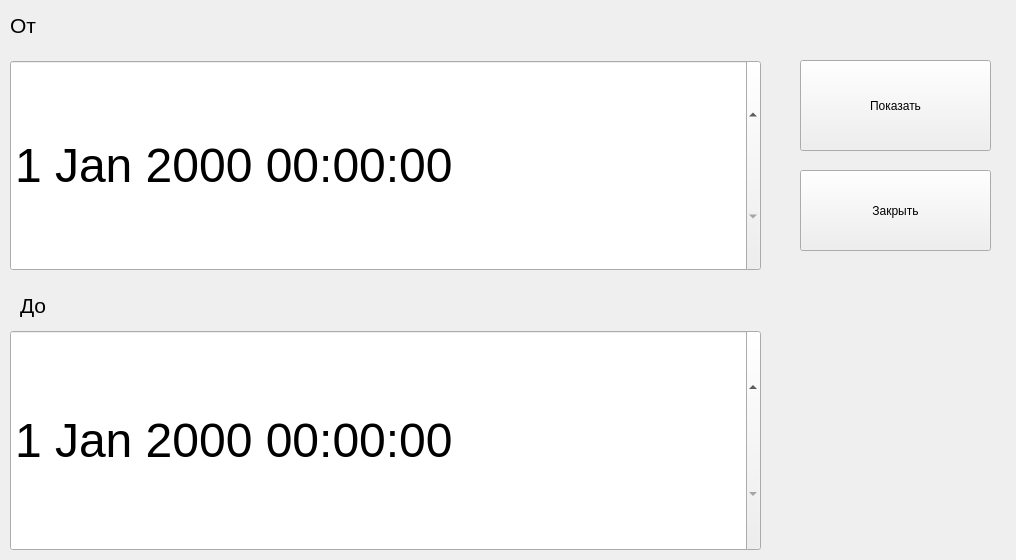
Before: the Qt Designer form sqlfilter.ui in SergeyPesterevD-TEST/Abest2, drawn with Qt 5.
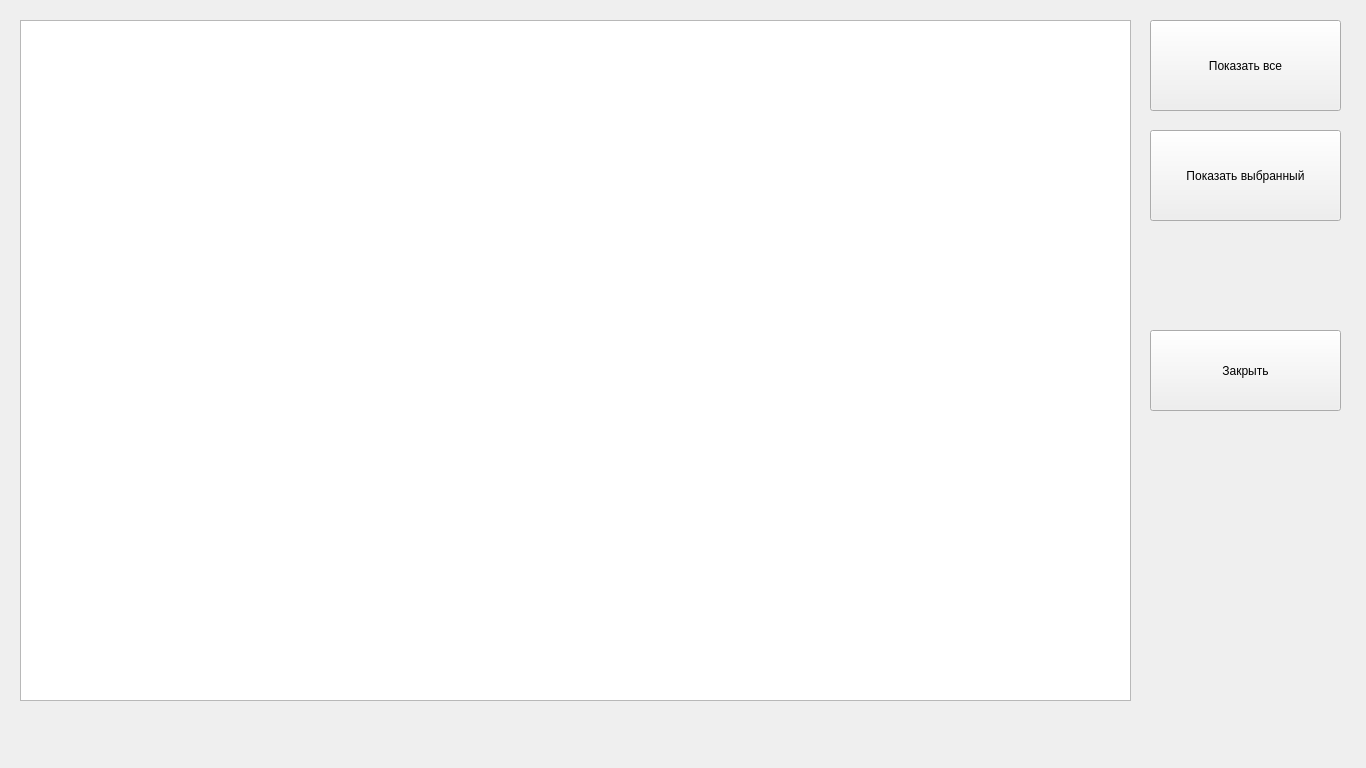
After: the same form once the commit is applied.

What changed in the file:
```diff
--- a/sqlfilter.ui
+++ b/sqlfilter.ui
@@ -6,97 +6,31 @@
    <rect>
     <x>0</x>
     <y>0</y>
-    <width>1016</width>
-    <height>560</height>
+    <width>1366</width>
+    <height>768</height>
    </rect>
   </property>
   <property name="windowTitle">
    <string>Form</string>
   </property>
-  <widget class="QDateTimeEdit" name="FromValue">
-   <property name="geometry">
-    <rect>
-     <x>10</x>
-     <y>60</y>
-     <width>751</width>
-     <height>211</height>
-    </rect>
-   </property>
-   <property name="font">
-    <font>
-     <pointsize>36</pointsize>
-    </font>
-   </property>
-  </widget>
-  <widget class="QLabel" name="label">
-   <property name="geometry">
-    <rect>
-     <x>10</x>
-     <y>0</y>
-     <width>61</width>
-     <height>51</height>
-    </rect>
-   </property>
-   <property name="font">
-    <font>
-     <pointsize>16</pointsize>
-    </font>
-   </property>
-   <property name="text">
-    <string>От</string>
-   </property>
-  </widget>
-  <widget class="QDateTimeEdit" name="ToValue">
-   <property name="geometry">
-    <rect>
-     <x>10</x>
-     <y>330</y>
-     <width>751</width>
-     <height>221</height>
-    </rect>
-   </property>
-   <property name="font">
-    <font>
-     <pointsize>36</pointsize>
-    </font>
-   </property>
-  </widget>
-  <widget class="QLabel" name="label_2">
-   <property name="geometry">
-    <rect>
-     <x>20</x>
-     <y>280</y>
-     <width>61</width>
-     <height>51</height>
-    </rect>
-   </property>
-   <property name="font">
-    <font>
-     <pointsize>16</pointsize>
-    </font>
-   </property>
-   <property name="text">
-    <string>До</string>
-   </property>
-  </widget>
   <widget class="QPushButton" name="pushButton">
    <property name="geometry">
     <rect>
-     <x>800</x>
-     <y>60</y>
+     <x>1150</x>
+     <y>20</y>
      <width>191</width>
      <height>91</height>
     </rect>
    </property>
    <property name="text">
-    <string>Показать</string>
+    <string>Показать все</string>
    </property>
   </widget>
   <widget class="QPushButton" name="pushButton_2">
    <property name="geometry">
     <rect>
-     <x>800</x>
-     <y>170</y>
+     <x>1150</x>
+     <y>330</y>
      <width>191</width>
      <height>81</height>
     </rect>
@@ -105,6 +39,40 @@
     <string>Закрыть</string>
    </property>
   </widget>
+  <widget class="QTableWidget" name="tableTypes">
+   <property name="geometry">
+    <rect>
+     <x>20</x>
+     <y>20</y>
+     <width>1111</width>
+     <height>681</height>
+    </rect>
+   </property>
+   <property name="font">
+    <font>
+     <pointsize>12</pointsize>
+    </font>
+   </property>
+   <property name="selectionMode">
+    <enum>QAbstractItemView::SingleSelection</enum>
+   </property>
+   <property name="selectionBehavior">
+    <enum>QAbstractItemView::SelectRows</enum>
+   </property>
+  </widget>
+  <widget class="QPushButton" name="pushButton_3">
+   <property name="geometry">
+    <rect>
+     <x>1150</x>
+     <y>130</y>
+     <width>191</width>
+     <height>91</height>
+    </rect>
+   </property>
+   <property name="text">
+    <string>Показать выбранный</string>
+   </property>
+  </widget>
  </widget>
  <resources/>
  <connections/>
```
